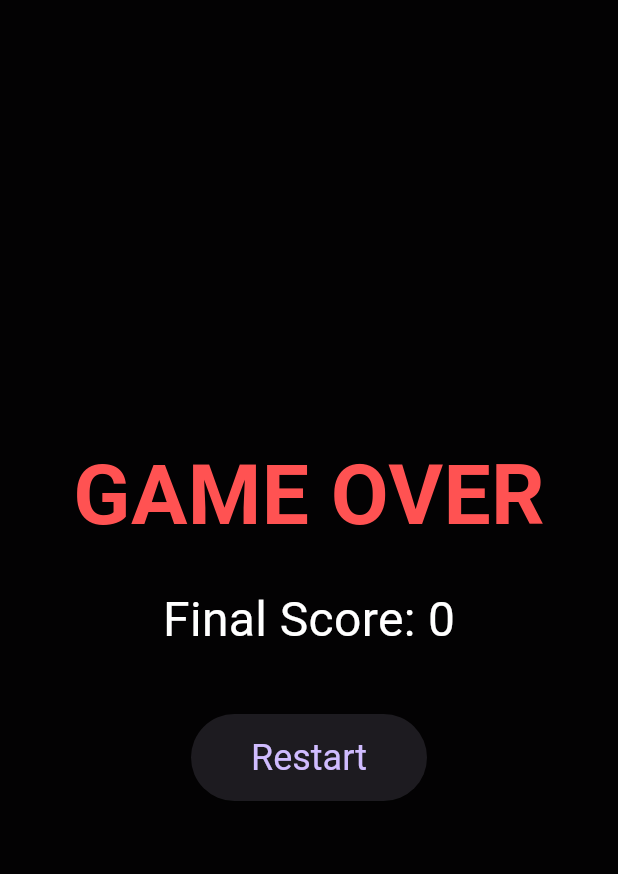
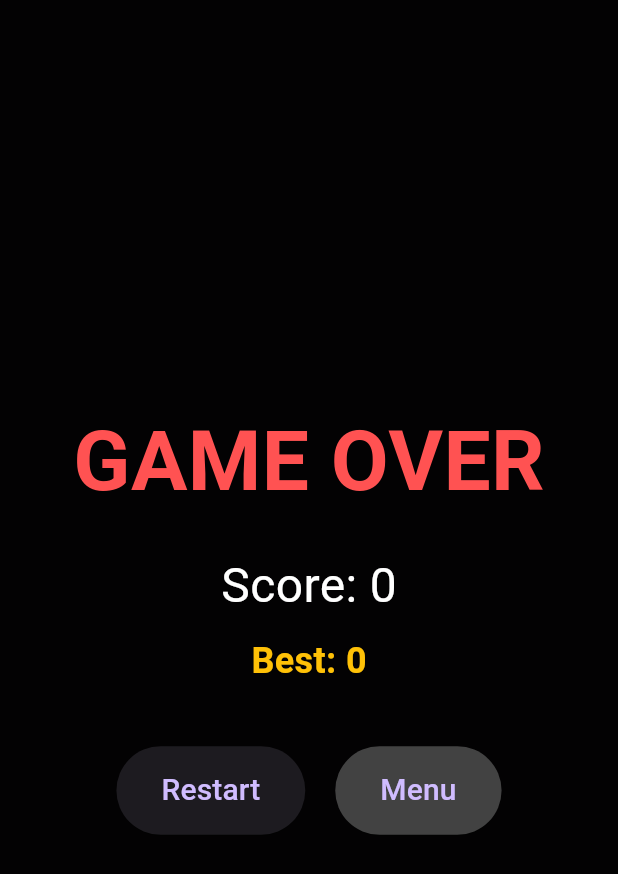
Before and after one commit to Necr0o0/flutter_flame_test, a Flutter app: the GameOverScreen widget shown alone on an empty page, opened directly with empty values, after a tap on "Restart", on a phone screen of 412 x 824 dp. Shown: the top 874 px of the screen. Run offline on Flutter 3.47's test engine with Material 3 defaults, Android fonts, the phone set to English and light mode, and no system bars; our stand-ins replace shared_preferences; missing offline and left inert: flame; accounts and stored records are empty.

Commit message:
separating player data

```diff
--- a/lib/components/absorber.dart
+++ b/lib/components/absorber.dart
@@ -71,7 +71,7 @@ class Absorber extends CircleComponent with DragCallbacks, HasGameReference<Abso
 
     if (other is GoodBall) {
       other.removeFromParent();
-      game.score.value += 1;
+      game.playerData.score.value += 1;
 
       radius += 1.5;
       children.whereType<CircleHitbox>().first.radius = radius;
--- /dev/null
+++ b/lib/data/player_data.dart
@@ -0,0 +1,30 @@
+import 'package:flutter/foundation.dart';
+import 'package:shared_preferences/shared_preferences.dart';
+
+class PlayerData {
+  // Reactive state variables
+  final ValueNotifier<int> lives = ValueNotifier<int>(3);
+  final ValueNotifier<int> score = ValueNotifier<int>(0);
+  final ValueNotifier<int> highScore = ValueNotifier<int>(0);
+
+  // Initialize the high score from local storage
+  Future<void> loadHighScore() async {
+    final prefs = await SharedPreferences.getInstance();
+    highScore.value = prefs.getInt('highScore') ?? 0;
+  }
+
+  // Reset for a new playthrough
+  void reset() {
+    lives.value = 3;
+    score.value = 0;
+  }
+
+  // Check and save high score at the end of a run
+  Future<void> checkAndSaveHighScore() async {
+    if (score.value > highScore.value) {
+      highScore.value = score.value;
+      final prefs = await SharedPreferences.getInstance();
+      await prefs.setInt('highScore', score.value);
+    }
+  }
+}
--- a/lib/game/game.dart
+++ b/lib/game/game.dart
@@ -2,22 +2,20 @@ import 'package:flame/game.dart';
 import 'package:flutter/foundation.dart';
 import 'package:flutter/material.dart';
 import '../scenes/gameplay_scene.dart';
-
+import '../data/player_data.dart';
 enum GameState { menu, playing, gameOver, paused }
 
 class AbsorbGame extends FlameGame with HasCollisionDetection {
   GameState currentGameState = GameState.menu;
-
-  final ValueNotifier<int> lives = ValueNotifier<int>(3);
-  final ValueNotifier<int> score = ValueNotifier<int>(0);
-
   // We keep a reference to the active scene so we can destroy it easily
   GameplayScene? _activeScene;
+  final PlayerData playerData = PlayerData();
+
 
   @override
   Future<void> onLoad() async {
     await super.onLoad();
-    // Start the app in the Main Menu state
+    await playerData.loadHighScore();
     goToMenu();
   }
 
@@ -29,9 +27,7 @@ class AbsorbGame extends FlameGame with HasCollisionDetection {
     overlays.remove('GameOver');
     overlays.add('HudOverlay');
 
-    // Reset global data
-    lives.value = 3;
-    score.value = 0;
+    playerData.reset();
 
     // If a scene exists (e.g., from a quick restart), destroy it
     if (_activeScene != null && _activeScene!.parent != null) {
@@ -45,11 +41,13 @@ class AbsorbGame extends FlameGame with HasCollisionDetection {
     resumeEngine();
   }
 
-  void triggerGameOver() {
-    currentGameState = GameState.gameOver;
+Future<void> triggerGameOver() async {
+  currentGameState = GameState.gameOver;
 
     // Freeze the engine so the final frame stays on screen
     pauseEngine();
+
+    await playerData.checkAndSaveHighScore();
 
     overlays.remove('HudOverlay');
     overlays.add('GameOver');
--- a/lib/scenes/gameplay_scene.dart
+++ b/lib/scenes/gameplay_scene.dart
@@ -29,9 +29,9 @@ class GameplayScene extends Component with HasGameReference<AbsorbGame> {
   // Look how clean this is. No "if (playing)" checks needed!
   // If this scene is in the engine, the game is running.
   void loseLife() {
-    game.lives.value--;
+    game.playerData.lives.value--;
 
-    if (game.lives.value <= 0) {
+    if (game.playerData.lives.value <= 0) {
       // Tell the main game class to handle the UI routing
       game.triggerGameOver();
     }
--- a/lib/screens/game_over.dart
+++ b/lib/screens/game_over.dart
@@ -9,7 +9,7 @@ class GameOverScreen extends StatelessWidget {
   @override
   Widget build(BuildContext context) {
     return Material(
-      color: Colors.black87, // Slightly darker than the main menu
+      color: Colors.black87,
       child: Center(
         child: Column(
           mainAxisAlignment: MainAxisAlignment.center,
@@ -23,25 +23,53 @@ class GameOverScreen extends StatelessWidget {
               ),
             ),
             const SizedBox(height: 20),
-            // Display the final score here
+
+            // Current Score
             Text(
-              'Final Score: ${game.score.value}',
+              'Score: ${game.playerData.score.value}',
               style: const TextStyle(
                 fontSize: 32,
                 color: Colors.white,
               ),
             ),
+            const SizedBox(height: 10),
+
+            // High Score
+            Text(
+              'Best: ${game.playerData.highScore.value}',
+              style: const TextStyle(
+                fontSize: 24,
+                color: Colors.amber, // Give it a gold color!
+                fontWeight: FontWeight.bold,
+              ),
+            ),
+
             const SizedBox(height: 40),
+            Row(
+              mainAxisAlignment: MainAxisAlignment.center,
+              children: [
+                ElevatedButton(
+                  onPressed: () {
+                    game.startGame();
+                  },
+                  style: ElevatedButton.styleFrom(
+                    padding: const EdgeInsets.symmetric(horizontal: 30, vertical: 15),
+                  ),
+                  child: const Text('Restart', style: TextStyle(fontSize: 20)),
+                ),
+                const SizedBox(width: 20),
                 ElevatedButton(
                   onPressed: () {
                     game.goToMenu();
                   },
                   style: ElevatedButton.styleFrom(
-                padding: const EdgeInsets.symmetric(horizontal: 40, vertical: 15),
-                textStyle: const TextStyle(fontSize: 24),
+                    backgroundColor: Colors.grey[800],
+                    padding: const EdgeInsets.symmetric(horizontal: 30, vertical: 15),
                   ),
-              child: const Text('Restart'),
+                  child: const Text('Menu', style: TextStyle(fontSize: 20)),
                 ),
+              ],
+            )
           ],
         ),
       ),
--- a/lib/screens/hud_overlay.dart
+++ b/lib/screens/hud_overlay.dart
@@ -17,7 +17,7 @@ class HudOverlay extends StatelessWidget {
           children: [
             // Listen to the score notifier
             ValueListenableBuilder<int>(
-              valueListenable: game.score,
+              valueListenable: game.playerData.score,
               builder: (context, currentScore, child) {
                 return Text(
                   'Score: $currentScore',
@@ -32,7 +32,7 @@ class HudOverlay extends StatelessWidget {
             const SizedBox(height: 8),
             // Listen to the lives notifier
             ValueListenableBuilder<int>(
-              valueListenable: game.lives,
+              valueListenable: game.playerData.lives,
               builder: (context, currentLives, child) {
                 return Text(
                   'Lives: $currentLives',
```
Lines whose indentation alone changed are shown as unchanged.
